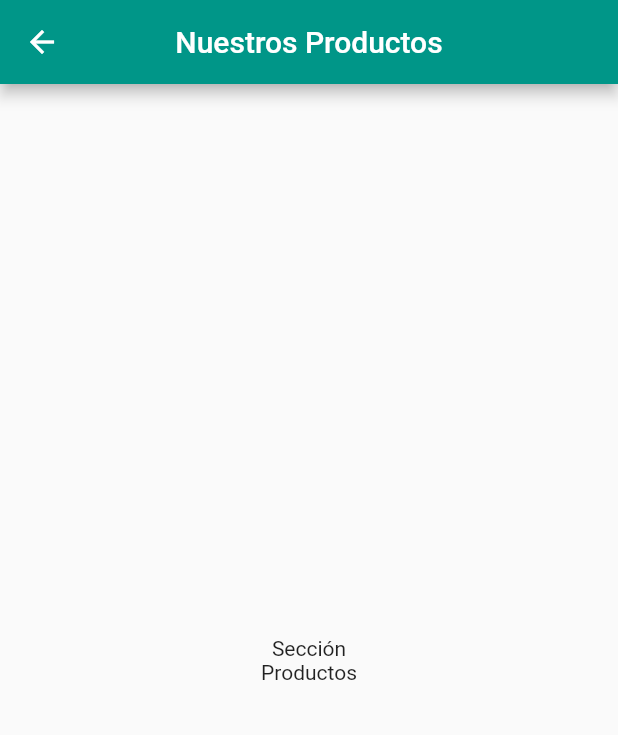
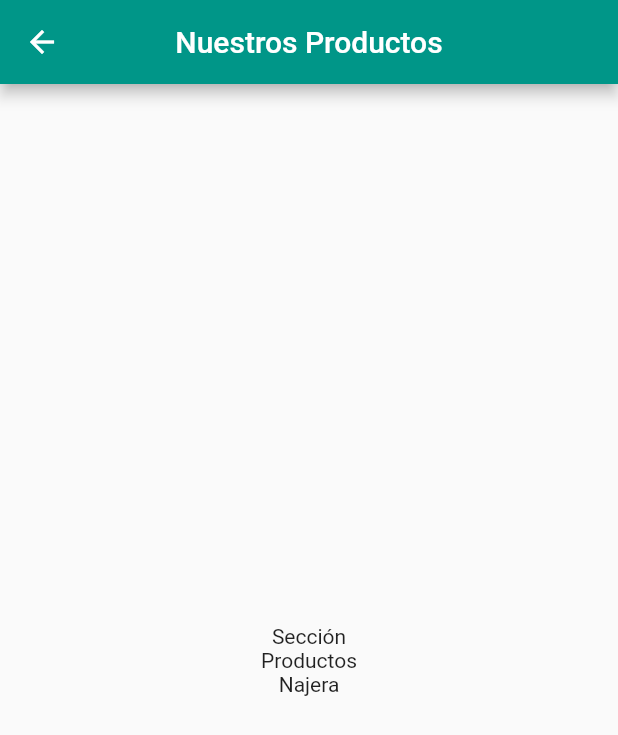
Before and after one commit to Najeragim/And_U3_2_Menu, a Flutter app: the Productos screen opened by its route, on a phone screen of 412 x 824 dp. Shown: the top 735 px of the screen. Run offline on Flutter 3.47's test engine with Material 2 defaults, Android fonts, the phone set to English and light mode, and no system bars; network calls fail.

```diff
--- a/lib/main.dart
+++ b/lib/main.dart
@@ -32,7 +32,7 @@ class Empresa extends StatelessWidget {
         centerTitle: true,
       ), // Fin de appbar
       body: Center(
-        child: Text('Sección\nEmpresa',textAlign: TextAlign.center,),
+        child: Text('Sección\nEmpresa\nNajera',textAlign: TextAlign.center,),
       ), //Fin de body center
     ); //Fin de Scaffold
   } //Fin de widget
@@ -47,7 +47,7 @@ class Productos extends StatelessWidget {
         centerTitle: true,
       ), // Fin de appbar
       body: Center(
-        child: Text('Sección\nProductos', textAlign: TextAlign.center,),
+        child: Text('Sección\nProductos\nNajera', textAlign: TextAlign.center,),
       ), //Fin de body center
     ); //Fin de Scaffold
   } //Fin de widget
@@ -62,7 +62,7 @@ class Contacto extends StatelessWidget {
         centerTitle: true,
       ), // Fin de appbar
       body: Center(
-        child: Text('Sección\nContacto', textAlign: TextAlign.center,),
+        child: Text('Sección\nContacto\Najera', textAlign: TextAlign.center,),
       ), //Fin de body center
     ); //Fin de Scaffold
   } //Fin de widget
```
Also changed, not shown: 1 other file.
